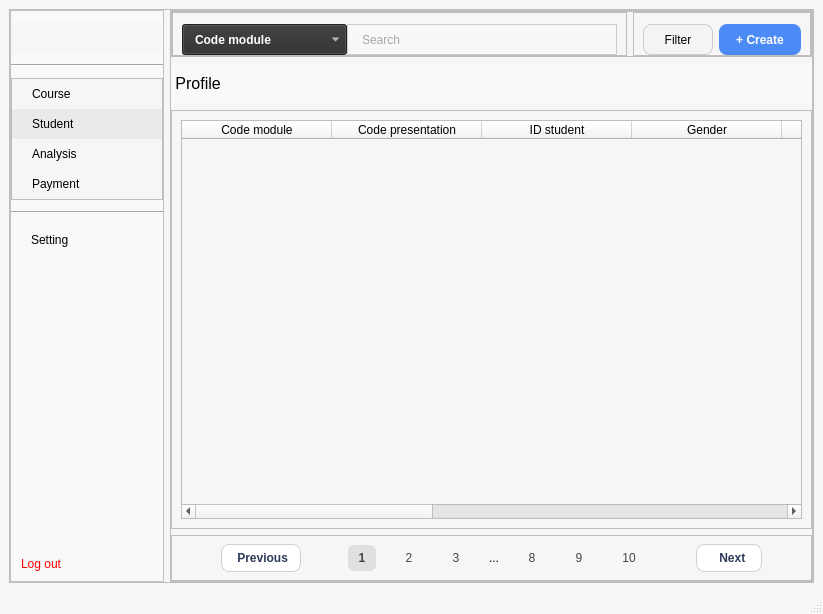
Old version of the form ui/student.ui in the repository Khiem2112/course-management-ml.
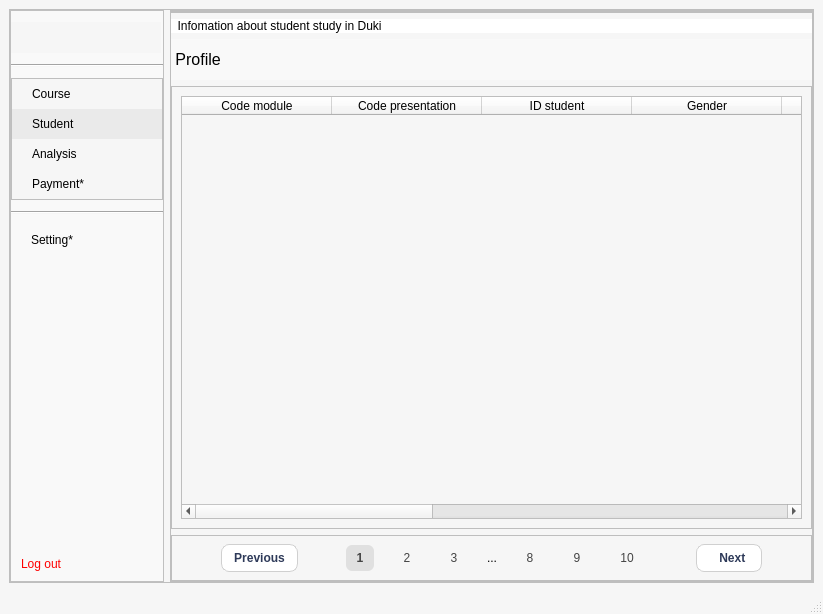
New version of the form. Icons and pictures are not drawn.

Diff of the .ui file:
```diff
--- a/ui/student.ui
+++ b/ui/student.ui
@@ -348,7 +348,7 @@
                 <string notr="true"/>
                </property>
                <property name="text">
-                <string>Payment</string>
+                <string>Payment*</string>
                </property>
                <property name="icon">
                 <iconset>
@@ -384,7 +384,7 @@
              <string notr="true"/>
             </property>
             <property name="text">
-             <string>Setting</string>
+             <string>Setting*</string>
             </property>
            </widget>
           </item>
@@ -478,181 +478,20 @@
              <property name="bottomMargin">
               <number>0</number>
              </property>
-             <item>
-              <widget class="QFrame" name="search">
-               <property name="frameShape">
-                <enum>QFrame::StyledPanel</enum>
-               </property>
-               <property name="frameShadow">
-                <enum>QFrame::Raised</enum>
-               </property>
-               <layout class="QHBoxLayout" name="horizontalLayout_3">
-                <property name="spacing">
-                 <number>0</number>
-                </property>
-                <property name="topMargin">
-                 <number>11</number>
-                </property>
-                <property name="bottomMargin">
-                 <number>0</number>
-                </property>
-                <item>
-                 <widget class="QComboBox" name="student_search_comboBox">
-                  <property name="sizePolicy">
-                   <sizepolicy hsizetype="Maximum" vsizetype="Preferred">
-                    <horstretch>0</horstretch>
-                    <verstretch>0</verstretch>
-                   </sizepolicy>
-                  </property>
-                  <property name="minimumSize">
-                   <size>
-                    <width>165</width>
-                    <height>31</height>
-                   </size>
-                  </property>
-                  <item>
-                   <property name="text">
-                    <string>Code module</string>
-                   </property>
-                  </item>
-                  <item>
-                   <property name="text">
-                    <string>Code presentation</string>
-                   </property>
-                  </item>
-                  <item>
-                   <property name="text">
-                    <string>Id student</string>
-                   </property>
-                  </item>
-                  <item>
-                   <property name="text">
-                    <string>Gender</string>
-                   </property>
-                  </item>
-                  <item>
-                   <property name="text">
-                    <string>Region</string>
-                   </property>
-                  </item>
-                  <item>
-                   <property name="text">
-                    <string>Highest education</string>
-                   </property>
-                  </item>
-                  <item>
-                   <property name="text">
-                    <string>IMB band</string>
-                   </property>
-                  </item>
-                  <item>
-                   <property name="text">
-                    <string>Age band</string>
-                   </property>
-                  </item>
-                  <item>
-                   <property name="text">
-                    <string>Previous attempt</string>
-                   </property>
-                  </item>
-                  <item>
-                   <property name="text">
-                    <string>Studied credit</string>
-                   </property>
-                  </item>
-                 </widget>
-                </item>
-                <item>
-                 <widget class="QLineEdit" name="student_search_lineEdit">
-                  <property name="sizePolicy">
-                   <sizepolicy hsizetype="Preferred" vsizetype="Preferred">
-                    <horstretch>0</horstretch>
-                    <verstretch>0</verstretch>
-                   </sizepolicy>
-                  </property>
-                  <property name="minimumSize">
-                   <size>
-                    <width>260</width>
-                    <height>31</height>
-                   </size>
-                  </property>
-                  <property name="placeholderText">
-                   <string>Search</string>
-                  </property>
-                 </widget>
-                </item>
-               </layout>
-              </widget>
-             </item>
-             <item>
-              <widget class="QFrame" name="frame_5">
-               <property name="sizePolicy">
-                <sizepolicy hsizetype="Maximum" vsizetype="Preferred">
-                 <horstretch>0</horstretch>
-                 <verstretch>0</verstretch>
-                </sizepolicy>
-               </property>
-               <property name="frameShape">
-                <enum>QFrame::StyledPanel</enum>
-               </property>
-               <property name="frameShadow">
-                <enum>QFrame::Raised</enum>
-               </property>
-               <layout class="QHBoxLayout" name="horizontalLayout_4">
-                <property name="topMargin">
-                 <number>11</number>
-                </property>
-                <property name="bottomMargin">
-                 <number>0</number>
-                </property>
-                <item>
-                 <widget class="QPushButton" name="student_filter">
-                  <property name="sizePolicy">
-                   <sizepolicy hsizetype="Preferred" vsizetype="Preferred">
-                    <horstretch>0</horstretch>
-                    <verstretch>0</verstretch>
-                   </sizepolicy>
-                  </property>
-                  <property name="minimumSize">
-                   <size>
-                    <width>70</width>
-                    <height>30</height>
-                   </size>
-                  </property>
-                  <property name="text">
-                   <string>Filter</string>
-                  </property>
-                  <property name="icon">
-                   <iconset>
-                    <normaloff>../media/images/icons/Course/Filter1.png</normaloff>../media/images/icons/Course/Filter1.png</iconset>
-                  </property>
-                 </widget>
-                </item>
-                <item>
-                 <widget class="QPushButton" name="student_create">
-                  <property name="sizePolicy">
-                   <sizepolicy hsizetype="Preferred" vsizetype="Preferred">
-                    <horstretch>0</horstretch>
-                    <verstretch>0</verstretch>
-                   </sizepolicy>
-                  </property>
-                  <property name="minimumSize">
-                   <size>
-                    <width>82</width>
-                    <height>30</height>
-                   </size>
-                  </property>
-                  <property name="text">
-                   <string>+ Create</string>
-                  </property>
-                 </widget>
-                </item>
-               </layout>
-              </widget>
-             </item>
             </layout>
            </widget>
           </item>
+          <item>
+           <widget class="QLabel" name="label">
+            <property name="styleSheet">
+             <string notr="true">color: black;
+background-color: white</string>
+            </property>
+            <property name="text">
+             <string>  Infomation about student study in Duki</string>
+            </property>
+           </widget>
+          </item>
           <item>
            <widget class="QLabel" name="header">
             <property name="sizePolicy">
@@ -805,7 +644,7 @@
                 </sizepolicy>
                </property>
                <property name="text">
-                <string> Previous</string>
+                <string>Previous</string>
                </property>
                <property name="icon">
                 <iconset>
```
Left out of the diff: 34 changed lines with no effect on the pictures.
